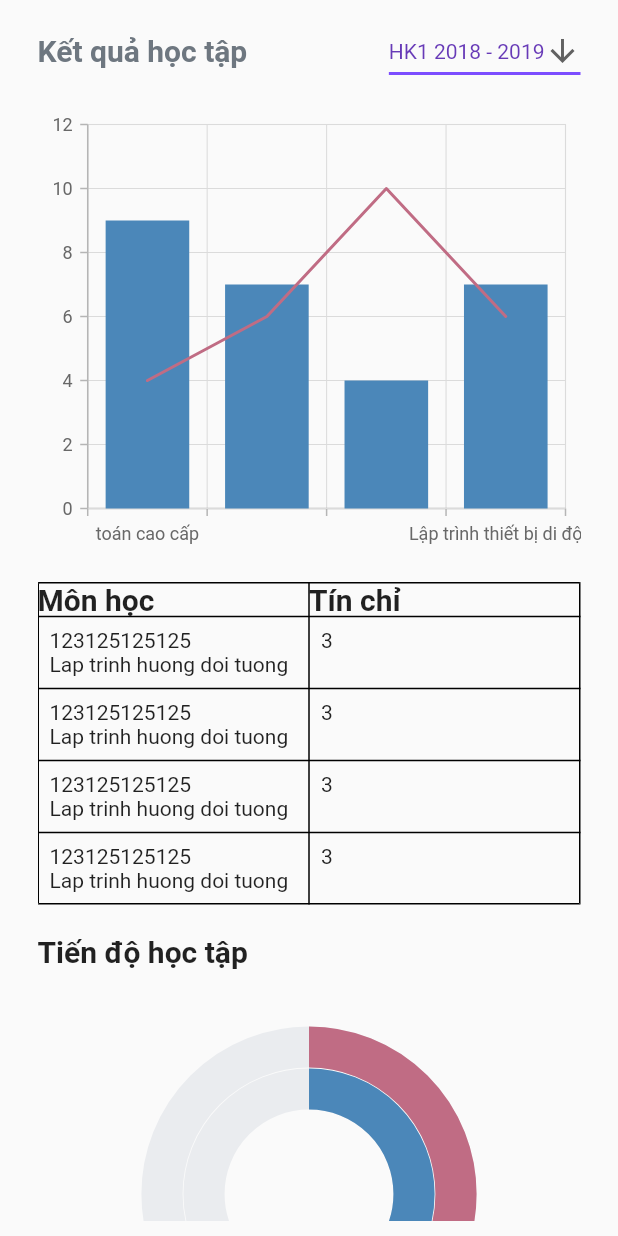
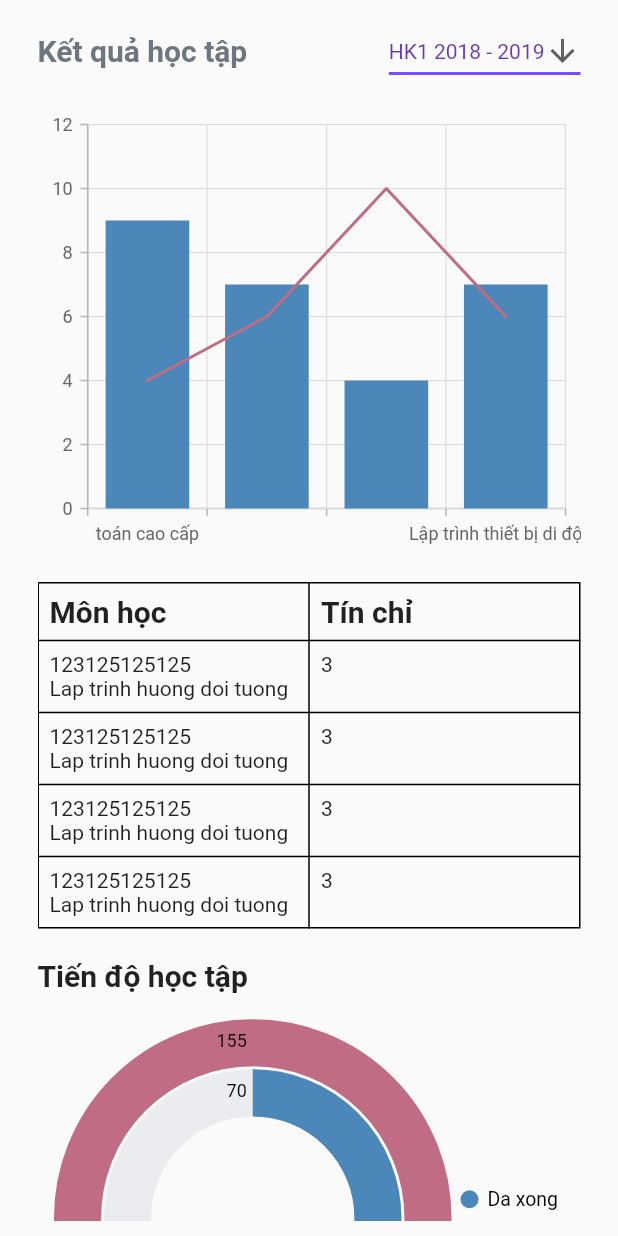
Before and after one commit to duchoan6814/IUHStudent_Android, a Flutter app: the HomeScreen widget shown alone on an empty page, opened directly, on a phone screen of 412 x 824 dp. Run offline on Flutter 3.47's test engine with Material 2 defaults, Android fonts, the phone set to English and light mode, and no system bars; our stand-ins replace cached_network_image, flutter_secure_storage, fluttertoast, graphql_flutter, syncfusion_flutter_charts; missing offline and left inert: stateprovider; accounts and stored records are empty; network calls fail.

Commit message:
customize some thing in home page

```diff
--- a/lib/screens/home_screen.dart
+++ b/lib/screens/home_screen.dart
@@ -94,16 +94,22 @@ class _HomeScreenState extends State<HomeScreen> {
               border: TableBorder.all(),
               children: [
                 TableRow(children: [
-                  Text(
-                    "Môn học",
-                    style:
-                        TextStyle(fontWeight: FontWeight.bold, fontSize: 20.0),
+                  Padding(
+                    padding: const EdgeInsets.all(8.0),
+                    child: Text(
+                      "Môn học",
+                      style: TextStyle(
+                          fontWeight: FontWeight.bold, fontSize: 20.0),
+                    ),
                   ),
-                  Text(
-                    "Tín chỉ",
-                    style: TextStyle(
-                      fontWeight: FontWeight.bold,
-                      fontSize: 20.0,
+                  Padding(
+                    padding: const EdgeInsets.all(8.0),
+                    child: Text(
+                      "Tín chỉ",
+                      style: TextStyle(
+                        fontWeight: FontWeight.bold,
+                        fontSize: 20.0,
+                      ),
                     ),
                   )
                 ]),
@@ -184,8 +190,18 @@ class _HomeScreenState extends State<HomeScreen> {
                 )
               ],
             ),
-            SfCircularChart(series: <CircularSeries>[
+            SfCircularChart(
+                legend: Legend(
+                  isVisible: true,
+                  overflowMode: LegendItemOverflowMode.wrap
+                ),
+                series: <CircularSeries>[
               RadialBarSeries<DiemTrungBinhData, String>(
+                  maximumValue: _tienDoHocTapData[1].diemSo.toDouble(),
+                  radius: '100%',
+                  gap: '3%',
+                  dataLabelSettings: DataLabelSettings(isVisible: true),
+                  enableTooltip: true,
                   dataSource: _tienDoHocTapData,
                   xValueMapper: (DiemTrungBinhData exp, _) => exp.tenMonHoc,
                   yValueMapper: (DiemTrungBinhData exp, _) => exp.diemSo),
@@ -197,8 +213,8 @@ class _HomeScreenState extends State<HomeScreen> {
   }
 
   List<DiemTrungBinhData> getTienDo = [
+    DiemTrungBinhData("Da xong", 70),
     DiemTrungBinhData("Tong", 155),
-    DiemTrungBinhData("Da xong", 70),
   ];
 
   List<DiemTrungBinhData> getBarChartData = [
```
